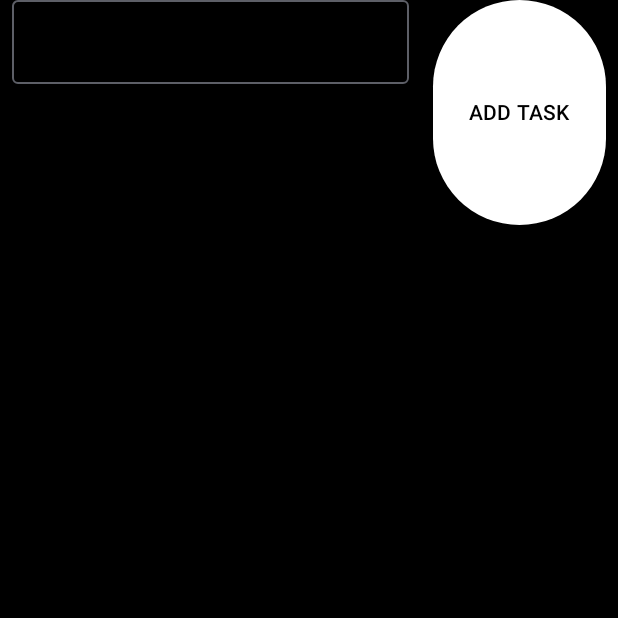
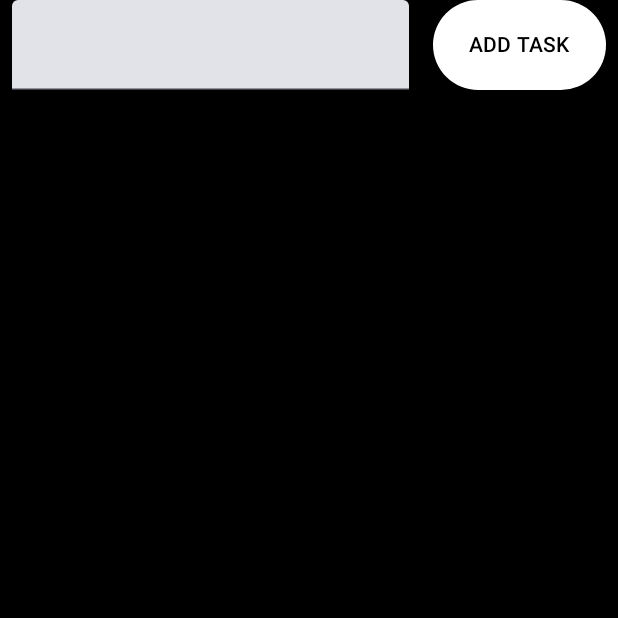
Before and after one commit to wojpo/Todo-Android-app, an Android app built with Jetpack Compose: the screen it shows after launch (MainActivity), on a phone screen of 412 x 824 dp, the top half of it. Run offline under Robolectric (Android 15) with nearby library versions, the phone set to English and light mode, and no system bars.

Commit message:
Update MainActivity.kt

```diff
--- a/app/src/main/java/com/example/todoapp/MainActivity.kt
+++ b/app/src/main/java/com/example/todoapp/MainActivity.kt
@@ -5,34 +5,31 @@ import androidx.activity.ComponentActivity
 import androidx.activity.compose.setContent
 import androidx.activity.enableEdgeToEdge
 import androidx.compose.foundation.background
-import androidx.compose.foundation.layout.Box
 import androidx.compose.foundation.layout.Column
 import androidx.compose.foundation.layout.Row
 import androidx.compose.foundation.layout.WindowInsets
 import androidx.compose.foundation.layout.asPaddingValues
-import androidx.compose.foundation.layout.fillMaxHeight
 import androidx.compose.foundation.layout.fillMaxSize
 import androidx.compose.foundation.layout.fillMaxWidth
 import androidx.compose.foundation.layout.height
 import androidx.compose.foundation.layout.padding
 import androidx.compose.foundation.layout.safeContent
-import androidx.compose.foundation.layout.size
+import androidx.compose.foundation.lazy.LazyColumn
+import androidx.compose.foundation.lazy.itemsIndexed
 import androidx.compose.material3.Button
 import androidx.compose.material3.ButtonColors
-import androidx.compose.material3.OutlinedTextField
-import androidx.compose.material3.OutlinedTextFieldDefaults
-import androidx.compose.material3.Scaffold
+import androidx.compose.material3.Checkbox
+import androidx.compose.material3.HorizontalDivider
 import androidx.compose.material3.Text
-import androidx.compose.runtime.Composable
+import androidx.compose.material3.TextField
 import androidx.compose.runtime.getValue
+import androidx.compose.runtime.mutableStateListOf
 import androidx.compose.runtime.mutableStateOf
 import androidx.compose.runtime.remember
 import androidx.compose.runtime.setValue
 import androidx.compose.ui.Modifier
 import androidx.compose.ui.graphics.Color
-import androidx.compose.ui.tooling.preview.Preview
 import androidx.compose.ui.unit.dp
-import androidx.compose.ui.unit.max
 import com.example.todoapp.ui.theme.TODOAPPTheme
 
 class MainActivity : ComponentActivity() {
@@ -42,45 +39,69 @@ class MainActivity : ComponentActivity() {
         setContent {
             TODOAPPTheme()
             {
-                var task by remember {
-                    mutableStateOf("")
-                }
-                var tasks by remember {
-                    mutableStateOf(listOf<String>(""))
-                }
-                Box(
+                var task by remember { mutableStateOf("") }
+                var tasks by remember { mutableStateOf(listOf<String>()) }
+                val checkboxStates = remember { mutableStateListOf<Boolean>() }
+                Column(
                     modifier = Modifier
                         .fillMaxSize()
                         .background(color = Color.Black)
+                        .padding(WindowInsets.safeContent.asPaddingValues())
+
                 )
                 {
                     Row(
                         modifier = Modifier
                             .fillMaxWidth()
-                            .height(150.dp)
+
                     )
                     {
-                        OutlinedTextField(
+                        TextField(
                             value = task,
                             onValueChange = { text ->
                                 task = text
                             },
                             modifier = Modifier
                                 .weight(1f)
-                                .padding(WindowInsets.safeContent.asPaddingValues())
                                 .padding(horizontal = 8.dp)
+                                .height(60.dp)
 
                         )
                         Button(
                             colors = ButtonColors(Color.White,Color.Black,Color.White,Color.White),
-                            onClick = { tasks = tasks + task },
+                            onClick = {if (task.isNotBlank()) { tasks = tasks + task; task = ""; checkboxStates.add(false)} },
                             modifier = Modifier
-                                .padding(WindowInsets.safeContent.asPaddingValues())
                                 .padding(horizontal = 8.dp)
-                                .fillMaxHeight()
+                                .height(60.dp)
+
                         )
                         {
                             Text(text = "ADD TASK");
+                        }
+                    }
+                    LazyColumn(
+                        modifier = Modifier
+                            .weight(1f)
+                    )
+                    {
+                        itemsIndexed(tasks) { index, item ->
+                            Row(
+                                modifier = Modifier
+                                    .background(color = Color.Gray)
+                                    .fillMaxWidth()
+                                    .padding(16.dp)
+                            )
+                            {
+                                Text(text = item, color = Color.White)
+                                Checkbox(
+                                    checked = checkboxStates[index],
+                                    onCheckedChange = { isChecked ->
+                                        checkboxStates[index] = isChecked
+                                    }
+                                )
+                            }
+                            HorizontalDivider(color = Color.White)
+
                         }
                     }
                 }
```
